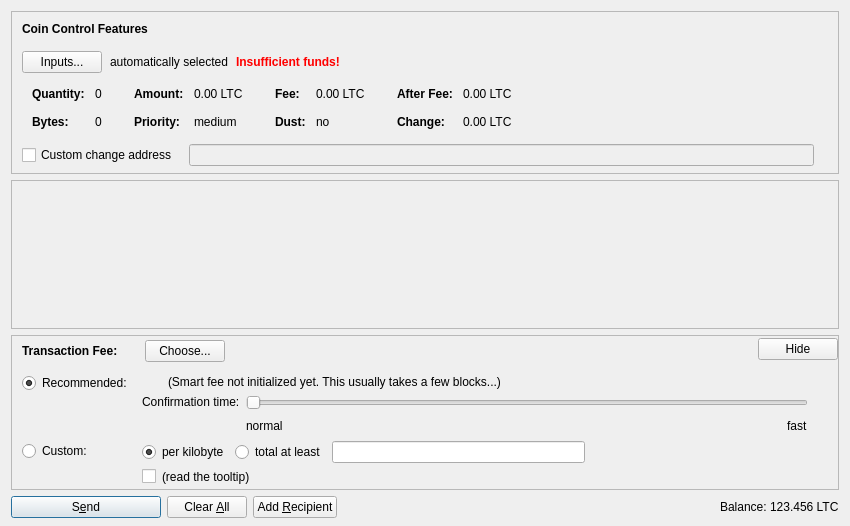
First picture: the form in src/qt/forms/sendcoinsdialog.ui, repository BlockPo/BlockPo-to-Tradelayer, before the edit.
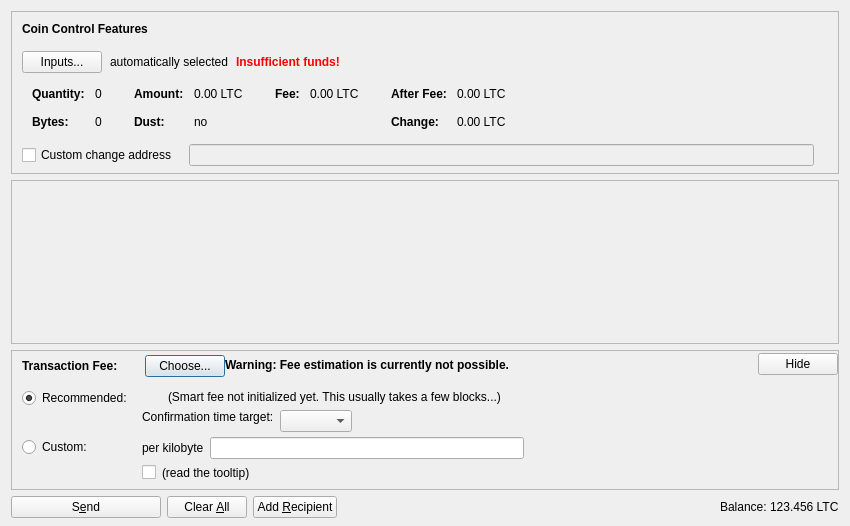
Second picture: the form after the edit. Icons and pictures are not drawn. Custom widgets are drawn as their Qt base class.

Patch:
```diff
--- a/src/qt/forms/sendcoinsdialog.ui
+++ b/src/qt/forms/sendcoinsdialog.ui
@@ -332,86 +332,6 @@
                 </widget>
                </item>
                <item row="1" column="0">
-                <widget class="QLabel" name="labelCoinControlPriorityText">
-                 <property name="font">
-                  <font>
-                   <weight>75</weight>
-                   <bold>true</bold>
-                  </font>
-                 </property>
-                 <property name="text">
-                  <string>Priority:</string>
-                 </property>
-                </widget>
-               </item>
-               <item row="1" column="1">
-                <widget class="QLabel" name="labelCoinControlPriority">
-                 <property name="cursor">
-                  <cursorShape>IBeamCursor</cursorShape>
-                 </property>
-                 <property name="contextMenuPolicy">
-                  <enum>Qt::ActionsContextMenu</enum>
-                 </property>
-                 <property name="text">
-                  <string notr="true">medium</string>
-                 </property>
-                 <property name="textInteractionFlags">
-                  <set>Qt::LinksAccessibleByMouse|Qt::TextSelectableByKeyboard|Qt::TextSelectableByMouse</set>
-                 </property>
-                </widget>
-               </item>
-              </layout>
-             </item>
-             <item>
-              <layout class="QFormLayout" name="formLayoutCoinControl3">
-               <property name="horizontalSpacing">
-                <number>10</number>
-               </property>
-               <property name="verticalSpacing">
-                <number>14</number>
-               </property>
-               <property name="leftMargin">
-                <number>6</number>
-               </property>
-               <property name="topMargin">
-                <number>4</number>
-               </property>
-               <property name="rightMargin">
-                <number>6</number>
-               </property>
-               <item row="0" column="0">
-                <widget class="QLabel" name="labelCoinControlFeeText">
-                 <property name="font">
-                  <font>
-                   <weight>75</weight>
-                   <bold>true</bold>
-                  </font>
-                 </property>
-                 <property name="text">
-                  <string>Fee:</string>
-                 </property>
-                 <property name="margin">
-                  <number>0</number>
-                 </property>
-                </widget>
-               </item>
-               <item row="0" column="1">
-                <widget class="QLabel" name="labelCoinControlFee">
-                 <property name="cursor">
-                  <cursorShape>IBeamCursor</cursorShape>
-                 </property>
-                 <property name="contextMenuPolicy">
-                  <enum>Qt::ActionsContextMenu</enum>
-                 </property>
-                 <property name="text">
-                  <string notr="true">0.00 LTC</string>
-                 </property>
-                 <property name="textInteractionFlags">
-                  <set>Qt::LinksAccessibleByMouse|Qt::TextSelectableByKeyboard|Qt::TextSelectableByMouse</set>
-                 </property>
-                </widget>
-               </item>
-               <item row="1" column="0">
                 <widget class="QLabel" name="labelCoinControlLowOutputText">
                  <property name="font">
                   <font>
@@ -442,6 +362,57 @@
                </item>
               </layout>
              </item>
+             <item>
+              <layout class="QFormLayout" name="formLayoutCoinControl3">
+               <property name="horizontalSpacing">
+                <number>10</number>
+               </property>
+               <property name="verticalSpacing">
+                <number>14</number>
+               </property>
+               <property name="leftMargin">
+                <number>6</number>
+               </property>
+               <property name="topMargin">
+                <number>4</number>
+               </property>
+               <property name="rightMargin">
+                <number>6</number>
+               </property>
+               <item row="0" column="0">
+                <widget class="QLabel" name="labelCoinControlFeeText">
+                 <property name="font">
+                  <font>
+                   <weight>75</weight>
+                   <bold>true</bold>
+                  </font>
+                 </property>
+                 <property name="text">
+                  <string>Fee:</string>
+                 </property>
+                 <property name="margin">
+                  <number>0</number>
+                 </property>
+                </widget>
+               </item>
+               <item row="0" column="1">
+                <widget class="QLabel" name="labelCoinControlFee">
+                 <property name="cursor">
+                  <cursorShape>IBeamCursor</cursorShape>
+                 </property>
+                 <property name="contextMenuPolicy">
+                  <enum>Qt::ActionsContextMenu</enum>
+                 </property>
+                 <property name="text">
+                  <string notr="true">0.00 LTC</string>
+                 </property>
+                 <property name="textInteractionFlags">
+                  <set>Qt::LinksAccessibleByMouse|Qt::TextSelectableByKeyboard|Qt::TextSelectableByMouse</set>
+                 </property>
+                </widget>
+               </item>
+              </layout>
+             </item>
              <item>
               <layout class="QFormLayout" name="formLayoutCoinControl4">
                <property name="horizontalSpacing">
@@ -788,11 +759,33 @@
             </item>
            </layout>
           </item>
+          <item>
+           <widget class="QLabel" name="fallbackFeeWarningLabel">
+            <property name="toolTip">
+             <string>Using the fallbackfee can result in sending a transaction that will take several hours or days (or never) to confirm. Consider choosing your fee manually or wait until you have validated the complete chain.</string>
+            </property>
+            <property name="font">
+            <font>
+                <weight>75</weight>
+                <bold>true</bold>
+            </font>
+            </property>
+            <property name="text">
+             <string>Warning: Fee estimation is currently not possible.</string>
+            </property>
+            <property name="wordWrap">
+             <bool>false</bool>
+            </property>
+           </widget>
+          </item>
           <item>
            <spacer name="horizontalSpacer_4">
             <property name="orientation">
              <enum>Qt::Horizontal</enum>
             </property>
+            <property name="sizeType">
+             <enum>QSizePolicy::MinimumExpanding</enum>
+            </property>
             <property name="sizeHint" stdset="0">
              <size>
               <width>40</width>
@@ -853,32 +846,13 @@
                <item>
                 <layout class="QHBoxLayout" name="horizontalLayoutFee13">
                  <item>
-                  <widget class="QRadioButton" name="radioCustomPerKilobyte">
+                  <widget class="QLabel" name="labelCustomPerKilobyte">
                    <property name="toolTip">
                     <string>If the custom fee is set to 1000 satoshis and the transaction is only 250 bytes, then &quot;per kilobyte&quot; only pays 250 satoshis in fee, while &quot;total at least&quot; pays 1000 satoshis. For transactions bigger than a kilobyte both pay by kilobyte.</string>
                    </property>
                    <property name="text">
                     <string>per kilobyte</string>
                    </property>
-                   <property name="checked">
-                    <bool>true</bool>
-                   </property>
-                   <attribute name="buttonGroup">
-                    <string notr="true">groupCustomFee</string>
-                   </attribute>
-                  </widget>
-                 </item>
-                 <item>
-                  <widget class="QRadioButton" name="radioCustomAtLeast">
-                   <property name="toolTip">
-                    <string>If the custom fee is set to 1000 satoshis and the transaction is only 250 bytes, then &quot;per kilobyte&quot; only pays 250 satoshis in fee, while &quot;total at least&quot; pays 1000 satoshis. For transactions bigger than a kilobyte both pay by kilobyte.</string>
-                   </property>
-                   <property name="text">
-                    <string>total at least</string>
-                   </property>
-                   <attribute name="buttonGroup">
-                    <string notr="true">groupCustomFee</string>
-                   </attribute>
                   </widget>
                  </item>
                  <item>
@@ -1060,7 +1034,7 @@
                    <item>
                     <widget class="QLabel" name="labelSmartFee3">
                      <property name="text">
-                      <string>Confirmation time:</string>
+                      <string>Confirmation time target:</string>
                      </property>
                      <property name="margin">
                       <number>2</number>
@@ -1088,44 +1062,15 @@
                     <number>30</number>
                    </property>
                    <item>
-                    <widget class="QSlider" name="sliderSmartFee">
-                     <property name="minimum">
+                    <layout class="QHBoxLayout" name="horizontalLayoutConfTarget">
+                     <property name="bottomMargin">
                       <number>0</number>
                      </property>
-                     <property name="maximum">
-                      <number>24</number>
-                     </property>
-                     <property name="pageStep">
-                      <number>1</number>
-                     </property>
-                     <property name="value">
-                      <number>0</number>
-                     </property>
-                     <property name="orientation">
-                      <enum>Qt::Horizontal</enum>
-                     </property>
-                     <property name="invertedAppearance">
-                      <bool>false</bool>
-                     </property>
-                     <property name="invertedControls">
-                      <bool>false</bool>
-                     </property>
-                     <property name="tickPosition">
-                      <enum>QSlider::NoTicks</enum>
-                     </property>
-                    </widget>
-                   </item>
-                   <item>
-                    <layout class="QHBoxLayout" name="horizontalLayoutFee10">
                      <item>
-                      <widget class="QLabel" name="labelSmartFeeNormal">
-                       <property name="text">
-                        <string>normal</string>
-                       </property>
-                      </widget>
+                      <widget class="QComboBox" name="confTargetSelector"/>
                      </item>
                      <item>
-                      <spacer name="horizontalSpacer_3">
+                      <spacer name="horizontalSpacerConfTarget">
                        <property name="orientation">
                         <enum>Qt::Horizontal</enum>
                        </property>
@@ -1137,13 +1082,6 @@
                        </property>
                       </spacer>
                      </item>
-                     <item>
-                      <widget class="QLabel" name="labelSmartFeeFast">
-                       <property name="text">
-                        <string>fast</string>
-                       </property>
-                      </widget>
-                     </item>
                     </layout>
                    </item>
                   </layout>
@@ -1177,8 +1115,8 @@
           </property>
           <property name="sizeHint" stdset="0">
            <size>
-            <width>800</width>
-            <height>1</height>
+            <width>40</width>
+            <height>5</height>
            </size>
           </property>
          </spacer>
@@ -1212,7 +1150,7 @@
         <bool>false</bool>
        </property>
        <property name="default">
-        <bool>true</bool>
+        <bool>false</bool>
        </property>
       </widget>
      </item>
```
Left out of the diff: 5 changed lines with no effect on the pictures.
